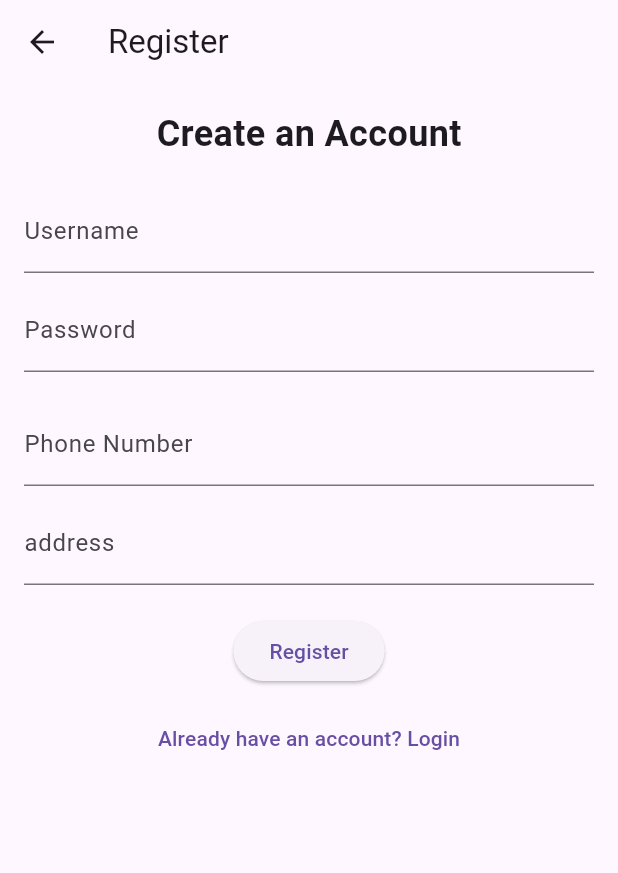
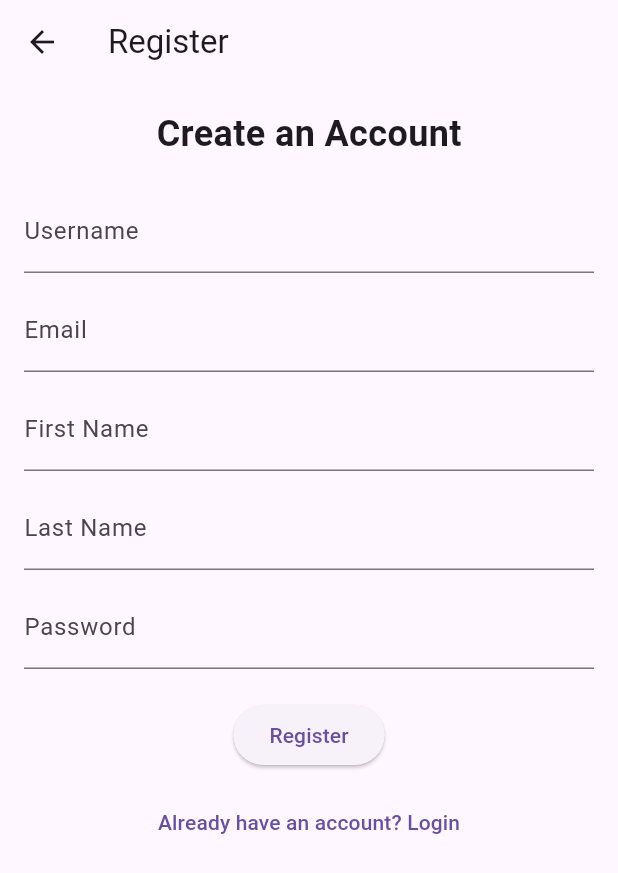
Before and after one commit to aliyaghobi80/eyeglass_shop, a Flutter app: the screen it shows after launch, after a tap on "Don’t have an account? Register", on a phone screen of 412 x 824 dp. Shown: the top 873 px of the screen. Run offline on Flutter 3.47's test engine with Material 3 defaults, Android fonts, the phone set to English and light mode, and no system bars; our stand-ins replace get, shared_preferences; accounts and stored records are empty; network calls fail.

Commit message:
fix and update

```diff
--- a/lib/controllers/auth_controller.dart
+++ b/lib/controllers/auth_controller.dart
@@ -1,7 +1,7 @@
+import 'package:eyewear/models/user.dart';
 import 'package:get/get.dart';
 import 'package:shared_preferences/shared_preferences.dart';
 import '../services/api_service.dart';
-import '../models/user.dart';
 
 class AuthController extends GetxController {
   final ApiService apiService = ApiService();
@@ -14,51 +14,114 @@ class AuthController extends GetxController {
     _loadUser();
   }
 
+  Future<bool> isAdmin() async {
+    if (user.value == null) {
+      return false;
+    }
+    return user.value!.isSuperuser;
+  }
+
   Future<void> _loadUser() async {
-    final prefs = await SharedPreferences.getInstance();
-    final token = prefs.getString('token');
-    final username = prefs.getString('username');
-    final phoneNumber = prefs.getString('phone_number');
-    final address = prefs.getString('address');
-    final isCustomer = prefs.getBool('is_customer') ?? true;
-    if (token != null && username != null) {
-      user.value = User(
-        username: username,
-        phoneNumber: phoneNumber ?? '',
-        address: address ?? '',
-        isCustomer: isCustomer,
-        token: token,
-      );
+    try {
+      final prefs = await SharedPreferences.getInstance();
+
+      // بارگیری اطلاعات ذخیره‌شده
+      final username = prefs.getString('username') ?? '';
+      final email = prefs.getString('email') ?? '';
+      final firstName = prefs.getString('first_name') ?? '';
+      final lastName = prefs.getString('last_name') ?? '';
+      final isStaff = prefs.getBool('is_staff') ?? false;
+      final isSuperuser = prefs.getBool('is_superuser') ?? false;
+      final isActive = prefs.getBool('is_active') ?? true;
+      final dateJoined = prefs.getString('date_joined');
+      final lastLogin = prefs.getString('last_login');
+      final token = prefs.getString('token') ?? '';
+      final refreshToken = prefs.getString('refresh_token') ?? '';
+
+      // اگر توکن وجود ندارد، به صفحه لاگین هدایت شود
+      if (token.isEmpty) {
+        if (Get.currentRoute != '/login') {
+          Get.offAllNamed('/login'); // جلوگیری از هدایت مکرر
+        }
+        return;
+      }
+
+      // اگر توکن موجود است، اطلاعات کاربر را بارگذاری کن
+      if (username.isNotEmpty && token.isNotEmpty) {
+        user.value = User(
+          username: username,
+          email: email,
+          firstName: firstName,
+          lastName: lastName,
+          isStaff: isStaff,
+          isSuperuser: isSuperuser,
+          isActive: isActive,
+          dateJoined: dateJoined != null ? DateTime.parse(dateJoined) : null,
+          lastLogin: lastLogin != null ? DateTime.parse(lastLogin) : null,
+          token: token,
+          refreshToken: refreshToken,
+        );
+      }
+    } catch (e) {
+      // اگر خطایی رخ دهد، نمایش پیام خطا
+      Get.snackbar('Error', 'Failed to load user data: $e');
     }
   }
 
   Future<void> _saveUser(User user) async {
     final prefs = await SharedPreferences.getInstance();
+    await prefs.setString('username', user.username);
+    await prefs.setString('email', user.email);
+    await prefs.setString('first_name', user.firstName);
+    await prefs.setString('last_name', user.lastName);
+    await prefs.setBool('is_staff', user.isStaff);
+    await prefs.setBool('is_superuser', user.isSuperuser);
+    await prefs.setBool('is_active', user.isActive);
+    await prefs.setString('date_joined', user.dateJoined?.toIso8601String() ?? '');
+    await prefs.setString('last_login', user.lastLogin?.toIso8601String() ?? '');
     await prefs.setString('token', user.token);
-    await prefs.setString('username', user.username);
-    await prefs.setString('phone_number', user.phoneNumber);
-    await prefs.setString('address', user.address);
-    await prefs.setBool('is_customer', user.isCustomer);
+    await prefs.setString('refresh_token', user.refreshToken);
   }
 
   Future<void> login(String username, String password) async {
     try {
       isLoading(true);
       final loggedInUser = await apiService.login(username, password);
+
+      if (loggedInUser.token.isEmpty) {
+        throw Exception('Login failed: Token is missing');
+      }
+
       user.value = loggedInUser;
       await _saveUser(loggedInUser);
       Get.offAllNamed('/home');
     } catch (e) {
-      Get.snackbar('Error', e.toString());
+      final errorMsg = e.toString().contains('Exception:')
+          ? e.toString().replaceFirst('Exception: ', '')
+          : 'An error occurred while logging in.';
+      Get.snackbar('Error', errorMsg);
     } finally {
       isLoading(false);
     }
   }
 
-  Future<void> register({required String username, required String password, required String phoneNumber, required String address}) async {
+  Future<void> register({
+    required String username,
+    required String password,
+    required String email,
+    String? firstName,
+    String? lastName,
+
+  }) async {
     try {
       isLoading(true);
-      final registeredUser = await apiService.register(username:username, password:password, phoneNumber:phoneNumber, address:address);
+      final registeredUser = await apiService.register(
+        username: username,
+        password: password,
+        email: email,
+        firstName: firstName ?? '',
+        lastName: lastName ?? '',
+      );
       user.value = registeredUser;
       await _saveUser(registeredUser);
       Get.offAllNamed('/home');
@@ -71,19 +134,8 @@ class AuthController extends GetxController {
 
   Future<void> logout() async {
     final prefs = await SharedPreferences.getInstance();
-    await prefs.clear(); // یا فقط توکن و اطلاعات کاربر رو حذف کن
+    await prefs.clear();
     user.value = null;
-    Get.offAllNamed('/login'); // به صفحه لاگین برگرد
-  }
-
-  Future<bool> isAdmin() async {
-    if (user.value == null) return false;
-    try {
-      final profile = await apiService.getUserProfile(user.value!.token);
-      return profile['is_admin'] ?? false;
-    } catch (e) {
-      Get.snackbar('Error', 'Failed to check admin status: $e');
-      return false;
-    }
+    Get.offAllNamed('/login');
   }
 }
--- a/lib/models/user.dart
+++ b/lib/models/user.dart
@@ -1,25 +1,59 @@
 class User {
   final String username;
-  final String phoneNumber;
-  final String address;
-  final bool isCustomer;
-  final String token;
+  final String email;
+  final String firstName;
+  final String lastName;
+  final bool isStaff;
+  final bool isSuperuser;
+  final bool isActive;
+  final DateTime? dateJoined;
+  final DateTime? lastLogin;
+  final String token; // توکن دسترسی
+  final String refreshToken; // توکن رفرش
 
   User({
     required this.username,
-    required this.phoneNumber,
-    required this.address,
-    required this.isCustomer,
+    required this.email,
+    required this.firstName,
+    required this.lastName,
+    required this.isStaff,
+    required this.isSuperuser,
+    required this.isActive,
+    this.dateJoined,
+    this.lastLogin,
     required this.token,
+    required this.refreshToken,
   });
 
   factory User.fromJson(Map<String, dynamic> json) {
     return User(
-      username: json['user']['username'],
-      phoneNumber: json['user']['phone_number'] ?? '',
-      address: json['user']['address'] ?? '',
-      isCustomer: json['user']['is_customer'] ?? true,
-      token: json['token'],
+      username: json['username'] ?? '',
+      email: json['email'] ?? '',
+      firstName: json['first_name'] ?? '',
+      lastName: json['last_name'] ?? '',
+      isStaff: json['is_staff'] ?? false,
+      isSuperuser: json['is_superuser'] ?? false,
+      isActive: json['is_active'] ?? true,
+      dateJoined: json['date_joined'] != null ? DateTime.parse(json['date_joined']) : null,
+      lastLogin: json['last_login'] != null ? DateTime.parse(json['last_login']) : null,
+      token: json['token'] ?? '',
+      refreshToken: json['refresh_token'] ?? '',
     );
   }
+
+  Map<String, dynamic> toJson() {
+    return {
+      'username': username,
+      'email': email,
+      'first_name': firstName,
+      'last_name': lastName,
+      'is_staff': isStaff,
+      'is_superuser': isSuperuser,
+      'is_active': isActive,
+      'date_joined': dateJoined?.toIso8601String(),
+      'last_login': lastLogin?.toIso8601String(),
+      'token': token,
+      'refresh_token': refreshToken,
+    };
+  }
 }
--- a/lib/screens/home_screen.dart
+++ b/lib/screens/home_screen.dart
@@ -1,4 +1,3 @@
-import 'package:eyewear/utils/utf_fix.dart';
 import 'package:flutter/material.dart';
 import 'package:get/get.dart';
 import '../controllers/auth_controller.dart';
@@ -20,19 +19,20 @@ class HomeScreen extends StatelessWidget {
                 authController.logout();
               }
             },
-            itemBuilder:
-                (BuildContext context) => <PopupMenuEntry<String>>[
-                  const PopupMenuItem<String>(
-                    value: 'logout',
-                    child: Text('Logout'),
-                  ),
-                ],
+            itemBuilder: (BuildContext context) => <PopupMenuEntry<String>>[
+              const PopupMenuItem<String>(
+                value: 'logout',
+                child: Text('Logout'),
+              ),
+            ],
           ),
         ],
       ),
       body: Center(
         child: Column(
+          crossAxisAlignment: CrossAxisAlignment.center,
           children: [
+            // بررسی وضعیت ادمین بودن کاربر
             FutureBuilder<bool>(
               future: authController.isAdmin(),
               builder: (context, snapshot) {
@@ -42,19 +42,27 @@ class HomeScreen extends StatelessWidget {
                 return Text('Admin: ${snapshot.data ?? false}');
               },
             ),
+
+            // نمایش اطلاعات کاربر
             Obx(() {
-
               if (authController.user.value == null) {
                 return const CircularProgressIndicator();
               }
-              // نمایش اطلاعات یوزر
-              return Column(children: [
-                Text('username: ${authController.user.value!.username}'),
-                Text('phoneNumber: ${authController.user.value!.phoneNumber}'),
-                Text('token: ${authController.user.value!.token}'),
-
-                Text('address: ${decodeUTF8(authController.user.value!.address)}'),
-              ],);
+              final user = authController.user.value!;
+              return Column(
+                crossAxisAlignment: CrossAxisAlignment.start,
+                children: [
+                  Text('Username: ${user.username}', style: TextStyle(fontSize: 16, fontWeight: FontWeight.bold)),
+                  Text('Email: ${user.email}', style: TextStyle(fontSize: 16)),
+                  Text('First Name: ${user.firstName}', style: TextStyle(fontSize: 16)),
+                  Text('Last Name: ${user.lastName}', style: TextStyle(fontSize: 16)),
+                  Text('Active: ${user.isActive}', style: TextStyle(fontSize: 16)),
+                  Text('Staff: ${user.isStaff}', style: TextStyle(fontSize: 16)),
+                  Text('Admin: ${user.isSuperuser}', style: TextStyle(fontSize: 16)),
+                  Text('Date Joined: ${user.dateJoined?.toLocal() ?? "N/A"}', style: TextStyle(fontSize: 16)),
+                  Text('Last Login: ${user.lastLogin?.toLocal() ?? "N/A"}', style: TextStyle(fontSize: 16)),
+                ],
+              );
             }),
           ],
         ),
--- a/lib/screens/login_screen.dart
+++ b/lib/screens/login_screen.dart
@@ -3,6 +3,7 @@ import 'package:get/get.dart';
 import '../controllers/auth_controller.dart';
 
 class LoginScreen extends StatelessWidget {
+
   final AuthController authController = Get.put(AuthController());
   final TextEditingController usernameController = TextEditingController();
   final TextEditingController passwordController = TextEditingController();
--- a/lib/screens/register_screen.dart
+++ b/lib/screens/register_screen.dart
@@ -6,8 +6,9 @@ class RegisterScreen extends StatelessWidget {
   final AuthController authController = Get.find<AuthController>();
   final TextEditingController usernameController = TextEditingController();
   final TextEditingController passwordController = TextEditingController();
-  final TextEditingController phoneNumberController = TextEditingController();
-  final TextEditingController addressController = TextEditingController();
+  final TextEditingController emailController = TextEditingController();
+  final TextEditingController firstNameController = TextEditingController();
+  final TextEditingController lastNameController = TextEditingController();
 
   RegisterScreen({super.key});
 
@@ -32,34 +33,38 @@ class RegisterScreen extends StatelessWidget {
               ),
               const SizedBox(height: 10),
               TextField(
+                controller: emailController,
+                decoration: const InputDecoration(labelText: 'Email'),
+              ),
+              const SizedBox(height: 10),
+              TextField(
+                controller: firstNameController,
+                decoration: const InputDecoration(labelText: 'First Name'),
+              ),
+              const SizedBox(height: 10),
+              TextField(
+                controller: lastNameController,
+                decoration: const InputDecoration(labelText: 'Last Name'),
+              ),
+              const SizedBox(height: 10),
+              TextField(
                 controller: passwordController,
                 decoration: const InputDecoration(labelText: 'Password'),
                 obscureText: true,
               ),
               const SizedBox(height: 20),
-              TextField(
-                controller: phoneNumberController,
-                decoration: const InputDecoration(labelText: 'Phone Number'),
-              ),
-              const SizedBox(height: 10),
-              TextField(
-                controller: addressController,
-                decoration: const InputDecoration(labelText: 'address'),
-              ),
-              const SizedBox(height: 20),
               Obx(
-                () =>
-                    authController.isLoading.value
+                    () => authController.isLoading.value
                     ? const CircularProgressIndicator()
                     : ElevatedButton(
                   onPressed: () {
                     authController.register(
                       username: usernameController.text,
                       password: passwordController.text,
-                              phoneNumber: phoneNumberController.text,
-                              address: addressController.text,
+                      email: emailController.text,
+                      firstName: firstNameController.text,
+                      lastName: lastNameController.text,
                     );
-                            print('registered❤️');
                   },
                   child: const Text('Register'),
                 ),
--- a/lib/utils/constants.dart
+++ b/lib/utils/constants.dart
@@ -1,5 +1,6 @@
 class Constants {
   static const String baseUrl = 'http://87.248.155.142:8000/api/';
-  static const String loginUrl = '${baseUrl}auth/login/';
-  static const String registerUrl = '${baseUrl}auth/register/';
+  static const String loginUrl = '${baseUrl}login/';
+  static const String registerUrl = '${baseUrl}signup/';
+  static const String productUrl = '${baseUrl}product/';
 }
```
Also changed, not shown: lib/services/api_service.dart (+38 -26 lines). Lines whose indentation alone changed are shown as unchanged.
